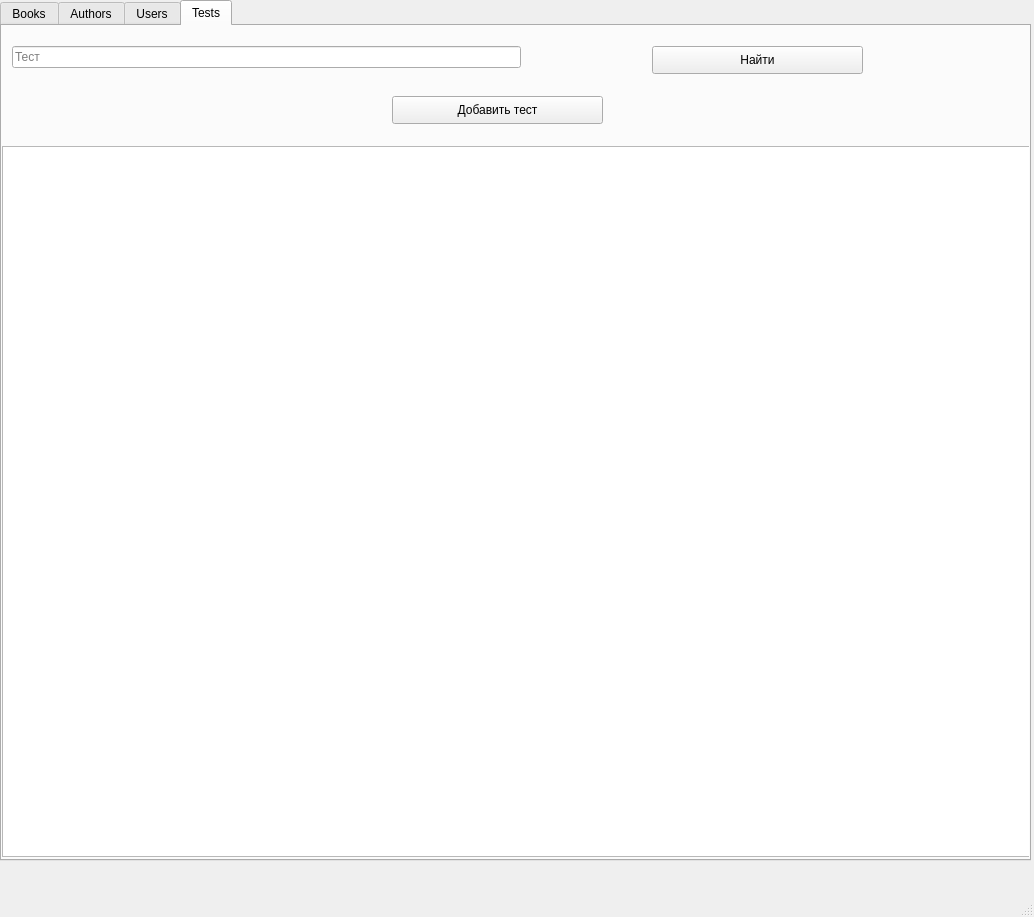
Above: UIs/Host.ui from Cheshuyka/BookFoU before the change. Below: the same form after it.
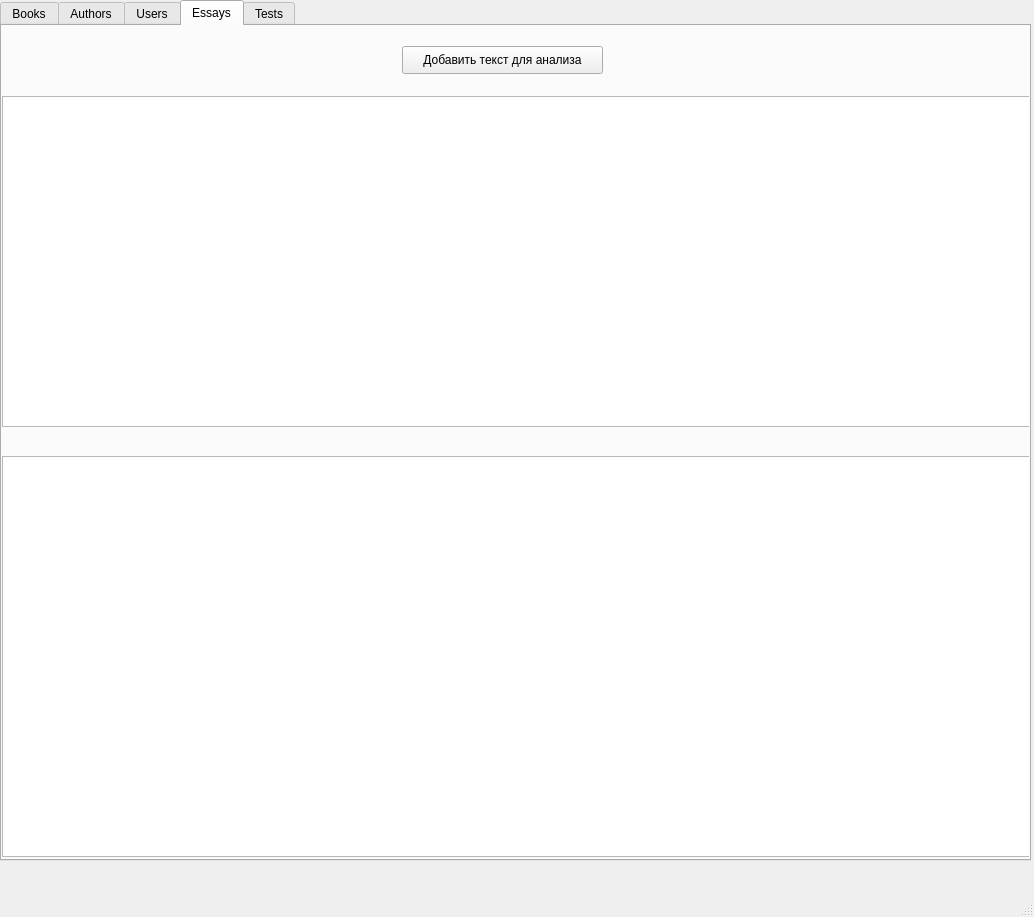
That is the form after the change.

```diff
--- a/UIs/Host.ui
+++ b/UIs/Host.ui
@@ -197,6 +197,44 @@
       </property>
      </widget>
     </widget>
+    <widget class="QWidget" name="tab_5">
+     <attribute name="title">
+      <string>Essays</string>
+     </attribute>
+     <widget class="QTableWidget" name="essaysTable">
+      <property name="geometry">
+       <rect>
+        <x>0</x>
+        <y>70</y>
+        <width>1031</width>
+        <height>331</height>
+       </rect>
+      </property>
+     </widget>
+     <widget class="QPushButton" name="addEssayButton">
+      <property name="geometry">
+       <rect>
+        <x>400</x>
+        <y>20</y>
+        <width>201</width>
+        <height>28</height>
+       </rect>
+      </property>
+      <property name="text">
+       <string>Добавить текст для анализа</string>
+      </property>
+     </widget>
+     <widget class="QTextEdit" name="essayText">
+      <property name="geometry">
+       <rect>
+        <x>0</x>
+        <y>430</y>
+        <width>1031</width>
+        <height>401</height>
+       </rect>
+      </property>
+     </widget>
+    </widget>
     <widget class="QWidget" name="tab_2">
      <attribute name="title">
       <string>Tests</string>
```
